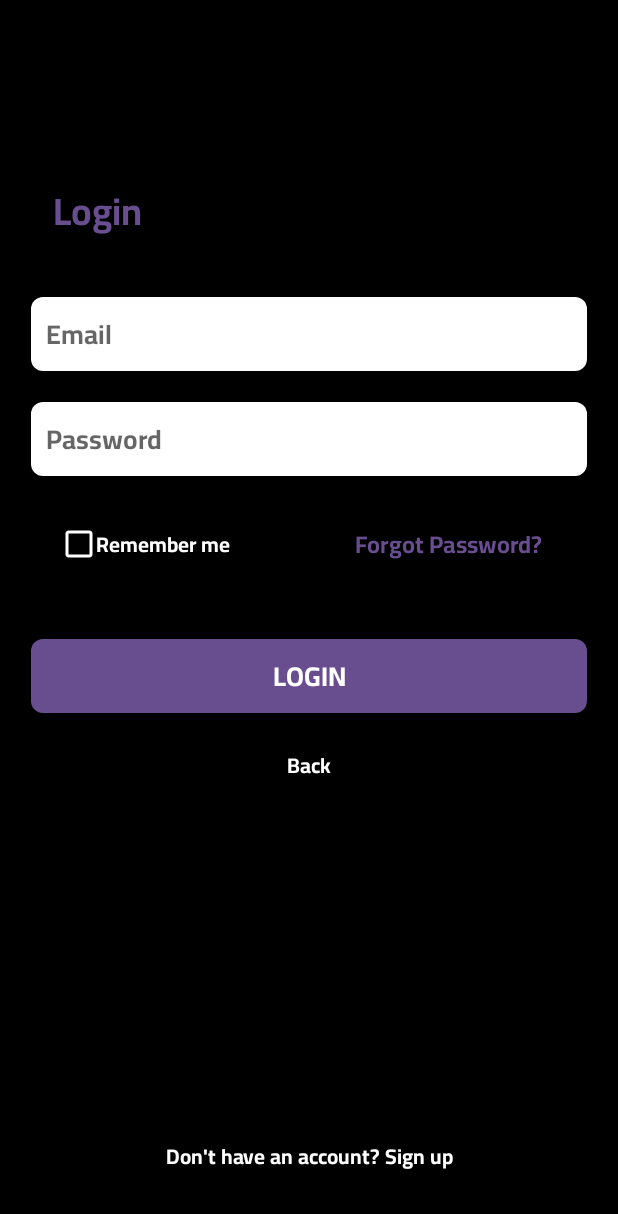
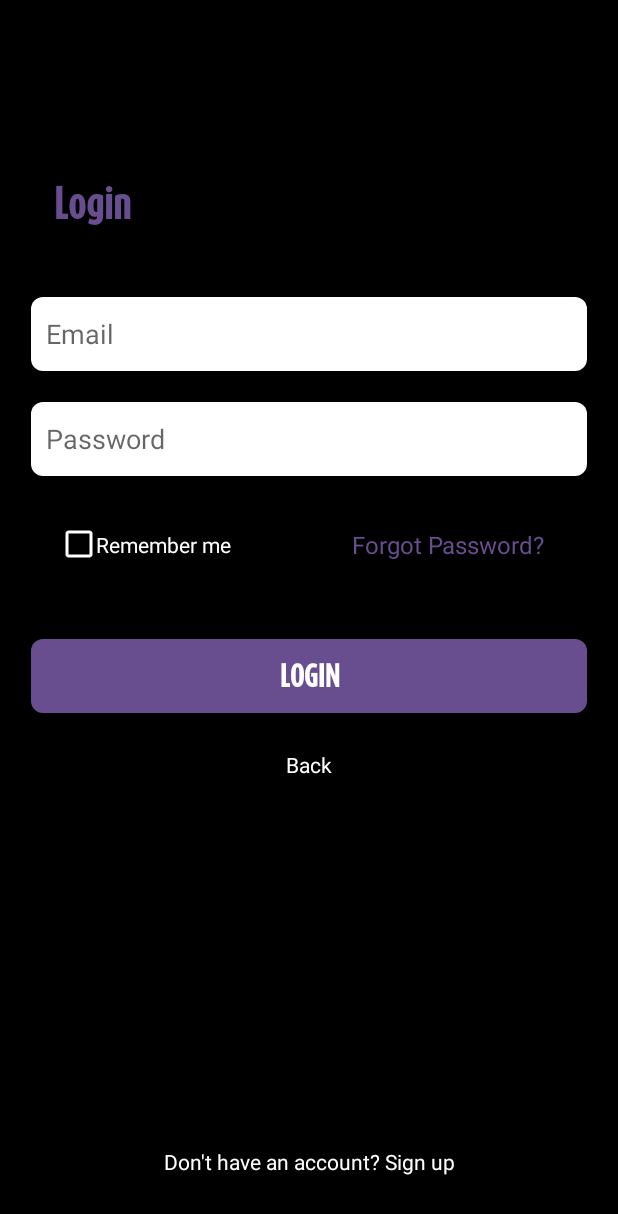
Before and after one commit to Sandeep-svf/yamaha, an Android app: the Login2Activity screen opened directly, with no data from a screen before it, on a phone screen of 412 x 824 dp. Shown: the top 1214 px of the screen. Run offline under Robolectric (Android 15) with nearby library versions, the phone set to English and light mode, and no system bars.

Commit message:
lost code recoverd on 7 october

```diff
--- a/app/src/main/java/com/webnmobapps/yamaha/basicfunction/Login2Activity.java
+++ b/app/src/main/java/com/webnmobapps/yamaha/basicfunction/Login2Activity.java
@@ -6,7 +6,9 @@ import androidx.appcompat.widget.AppCompatEditText;
 import androidx.appcompat.widget.AppCompatTextView;
 import androidx.core.content.res.ResourcesCompat;
 
+import android.content.Context;
 import android.content.Intent;
+import android.content.SharedPreferences;
 import android.graphics.Typeface;
 import android.os.Bundle;
 import android.util.Log;
@@ -24,6 +26,8 @@ public class Login2Activity extends AppCompatActivity {
     Typeface typeface;
     AppCompatTextView back_textview_layout,login_text,remamber_me_text,forgot_password_text,do_not_have_account;
     AppCompatEditText email_edit_text_layout, password_edit_text_layout;
+    SharedPreferences sharedPreferences;
+    private String language = StaticKey.languageEn;
 
 
     @Override
@@ -32,30 +36,39 @@ public class Login2Activity extends AppCompatActivity {
         setContentView(R.layout.activity_login2);
 
         intis();
-        Log.e("check_language","Sesssion 1" + "STARTED");
 
-        if(StaticKey.languageEn.equals("ar")){
-            Log.e("check_language","Sesssion 1" + "en");
+        sharedPreferences= getApplicationContext().getSharedPreferences("LANGUAGE_NAME", Context.MODE_PRIVATE);
+        language=sharedPreferences.getString("language","");
+
+
+        Log.e("check_language","Sesssion 1" +"language is: "+ language);
+
+        if(StaticKey.languageEn.equals(language)){
             typeface = ResourcesCompat.getFont(Login2Activity.this, R.font.daxcompact_bold);
+            login2_button.setTypeface(typeface);
+            login_text.setTypeface(typeface);
+
+            typeface = ResourcesCompat.getFont(Login2Activity.this, R.font.daxcompact_medium);
             back_textview_layout.setTypeface(typeface);
             forgot_password_text.setTypeface(typeface);
             remamber_me_text.setTypeface(typeface);
-            login_text.setTypeface(typeface);
             password_edit_text_layout.setTypeface(typeface);
             email_edit_text_layout.setTypeface(typeface);
+
+            do_not_have_account.setTypeface(typeface);
+        }else if(StaticKey.languageAr.equals(language)){
+            typeface = ResourcesCompat.getFont(Login2Activity.this, R.font.cairo_bold);
             login2_button.setTypeface(typeface);
-            do_not_have_account.setTypeface(typeface);
-        }else if(StaticKey.languageAr.equals("ar")){
-            typeface = ResourcesCompat.getFont(Login2Activity.this, R.font.cairo_bold);
+            login_text.setTypeface(typeface);
+
+            typeface = ResourcesCompat.getFont(Login2Activity.this, R.font.cairo_medium);
             back_textview_layout.setTypeface(typeface);
             forgot_password_text.setTypeface(typeface);
             remamber_me_text.setTypeface(typeface);
-            login_text.setTypeface(typeface);
             password_edit_text_layout.setTypeface(typeface);
             email_edit_text_layout.setTypeface(typeface);
-            login2_button.setTypeface(typeface);
+
             do_not_have_account.setTypeface(typeface);
-            Log.e("check_language","Sesssion 1" + "ar");
         }else{
             Toast.makeText(Login2Activity.this, "Something went wrong", Toast.LENGTH_SHORT).show();
             Log.e("check_language","Sesssion 1" + "ALL WENT WRONG");
--- a/app/src/main/res/layout/activity_login.xml
+++ b/app/src/main/res/layout/activity_login.xml
@@ -30,6 +30,7 @@
     </androidx.appcompat.widget.AppCompatImageView>
 
     <androidx.appcompat.widget.AppCompatTextView
+        android:id="@+id/logo_description"
         android:layout_width="wrap_content"
         android:layout_height="wrap_content"
 
@@ -111,7 +112,9 @@
 
         <androidx.appcompat.widget.AppCompatTextView
             android:id="@+id/skip_textview_layout"
-            android:layout_width="40dp"
+            android:paddingTop="5dp"
+            android:paddingBottom="5dp"
+            android:layout_width="80dp"
             android:layout_height="wrap_content"
             android:gravity="center"
             app:layout_constraintBottom_toBottomOf="parent"
```
Also changed, not shown: app/src/main/java/com/webnmobapps/yamaha/basicfunction/LoginActivity.java (+46 -1 lines), app/src/main/java/com/webnmobapps/yamaha/profile/ProfileFragment.java (+27 -10 lines).
